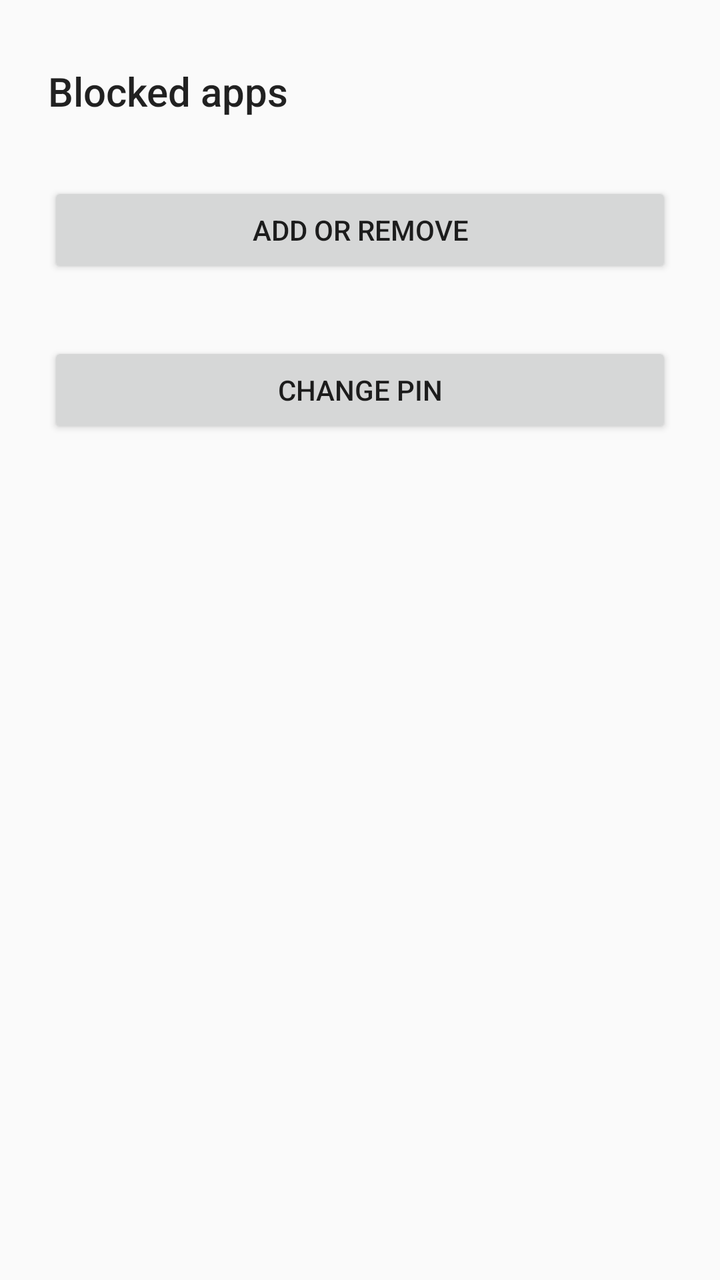
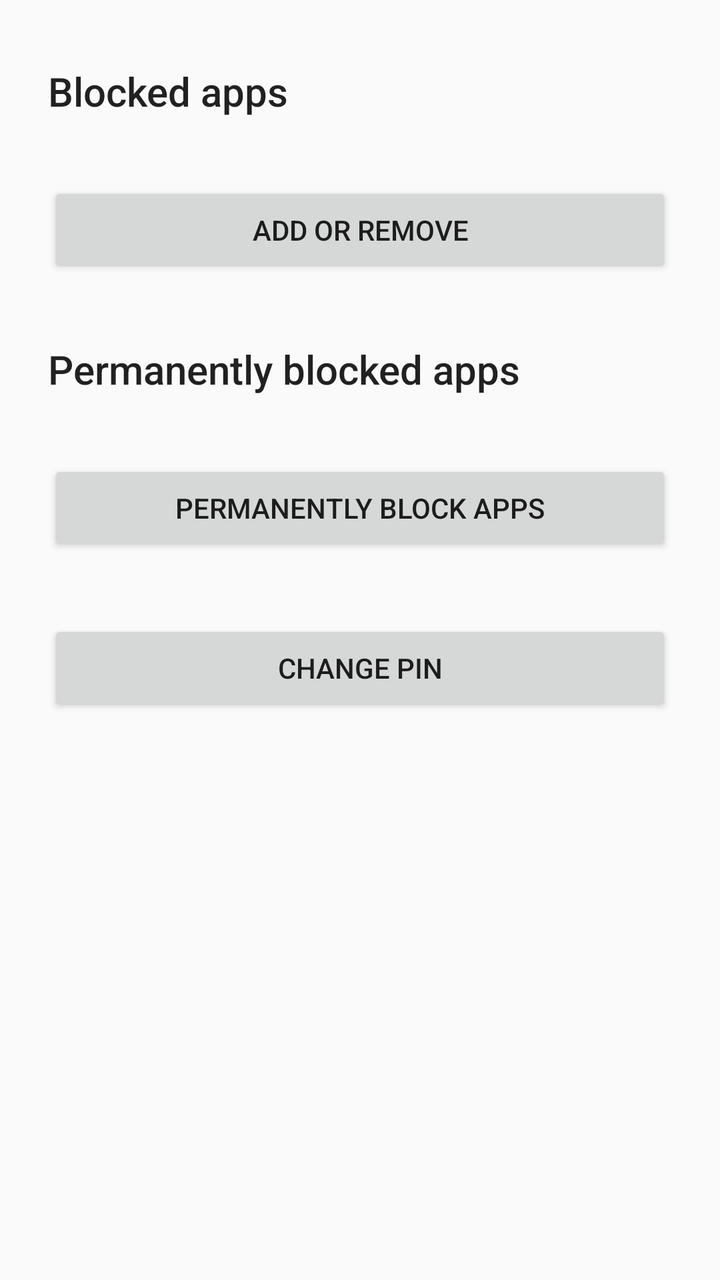

Before-and-after screenshots of an Android layout around one commit, followed by the original layout XML and the change that was made.
<!-- AndroidManifest.xml: application theme Theme.DeviceOwner -->
<!-- res/layout/fragment_restriction.xml -->
<?xml version="1.0" encoding="utf-8"?>
<ScrollView xmlns:android="http://schemas.android.com/apk/res/android"
    android:layout_width="match_parent"
    android:layout_height="match_parent"
    android:padding="24dp">

    <LinearLayout
        android:layout_width="match_parent"
        android:layout_height="wrap_content"
        android:orientation="vertical">

        <TextView
            android:id="@+id/app_list_header"
            android:layout_width="match_parent"
            android:layout_height="wrap_content"
            android:layout_marginTop="8dp"
            android:text="@string/blocked_apps_header"
            android:textAppearance="@style/TextAppearance.AppCompat.Title" />

        <LinearLayout
            android:id="@+id/app_list_container"
            android:layout_width="match_parent"
            android:layout_height="wrap_content"
            android:layout_marginTop="16dp"
            android:orientation="vertical" />

        <TextView
            android:id="@+id/app_list_empty_text"
            android:layout_width="match_parent"
            android:layout_height="wrap_content"
            android:layout_marginTop="16dp"
            android:text="@string/blocked_apps_empty"
            android:visibility="gone" />

        <Button
            android:id="@+id/manage_apps_button"
            android:layout_width="match_parent"
            android:layout_height="wrap_content"
            android:layout_marginTop="16dp"
            android:text="@string/manage_apps_button" />

        <TextView
            android:id="@+id/device_owner_warning"
            android:layout_width="match_parent"
            android:layout_height="wrap_content"
            android:layout_marginTop="24dp"
            android:visibility="gone"
            android:text="@string/status_device_owner_missing" />

        <Button
            android:id="@+id/change_pin_button"
            android:layout_width="match_parent"
            android:layout_height="wrap_content"
            android:layout_marginTop="32dp"
            android:text="@string/change_pin_button" />

	

    </LinearLayout>
</ScrollView>
<!-- resources referenced by this layout -->
<resources>
  <string name="blocked_apps_empty">No apps are currently blocked.</string>
  <string name="blocked_apps_header">Blocked apps</string>
  <string name="change_pin_button">Change PIN</string>
  <string name="manage_apps_button">Add or remove</string>
  <string name="status_device_owner_missing">This device must provision this app as the device owner to manage Play Store access.</string>
  <style name="Theme.DeviceOwner" parent="Theme.AppCompat.DayNight.NoActionBar">
          <item name="colorPrimary">@color/md_theme_light_primary</item>
          <item name="android:statusBarColor" tools:targetApi="l">@color/md_theme_light_primary</item>
      </style>
  <color name="md_theme_light_primary">#6750A4</color>
</resources>

<!-- the commit's change to res/layout/fragment_restriction.xml (unified diff, before → after) -->
@@ -40,6 +40,36 @@
             android:text="@string/manage_apps_button" />
 
         <TextView
+            android:id="@+id/permanent_app_list_header"
+            android:layout_width="match_parent"
+            android:layout_height="wrap_content"
+            android:layout_marginTop="32dp"
+            android:text="@string/permanently_blocked_apps_header"
+            android:textAppearance="@style/TextAppearance.AppCompat.Title" />
+
+        <LinearLayout
+            android:id="@+id/permanent_app_list_container"
+            android:layout_width="match_parent"
+            android:layout_height="wrap_content"
+            android:layout_marginTop="16dp"
+            android:orientation="vertical" />
+
+        <TextView
+            android:id="@+id/permanent_app_list_empty_text"
+            android:layout_width="match_parent"
+            android:layout_height="wrap_content"
+            android:layout_marginTop="16dp"
+            android:text="@string/permanently_blocked_apps_empty"
+            android:visibility="gone" />
+
+        <Button
+            android:id="@+id/permanently_block_apps_button"
+            android:layout_width="match_parent"
+            android:layout_height="wrap_content"
+            android:layout_marginTop="16dp"
+            android:text="@string/permanently_block_apps_button" />
+
+        <TextView
             android:id="@+id/device_owner_warning"
             android:layout_width="match_parent"
             android:layout_height="wrap_content"
<!-- resource entries referenced after the edit -->
@@ -4,6 +4,9 @@
   <string name="blocked_apps_header">Blocked apps</string>
   <string name="change_pin_button">Change PIN</string>
   <string name="manage_apps_button">Add or remove</string>
+  <string name="permanently_block_apps_button">Permanently block apps</string>
+  <string name="permanently_blocked_apps_empty">No apps are permanently blocked.</string>
+  <string name="permanently_blocked_apps_header">Permanently blocked apps</string>
   <string name="status_device_owner_missing">This device must provision this app as the device owner to manage Play Store access.</string>
   <style name="Theme.DeviceOwner" parent="Theme.AppCompat.DayNight.NoActionBar">
           <item name="colorPrimary">@color/md_theme_light_primary</item>
